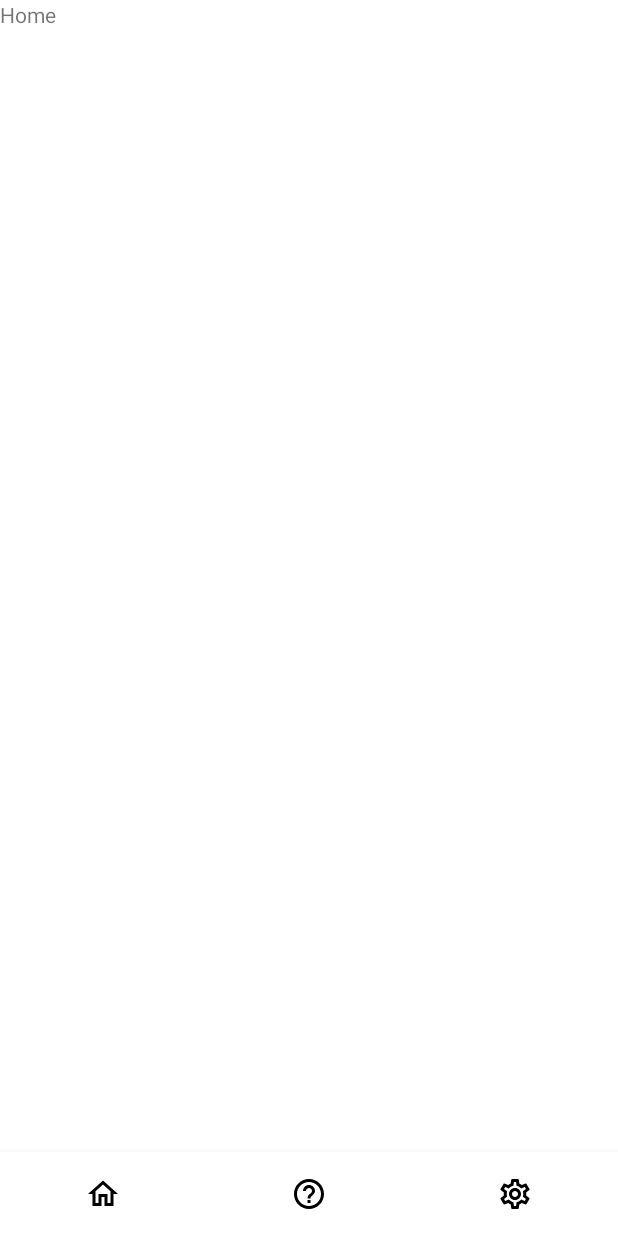
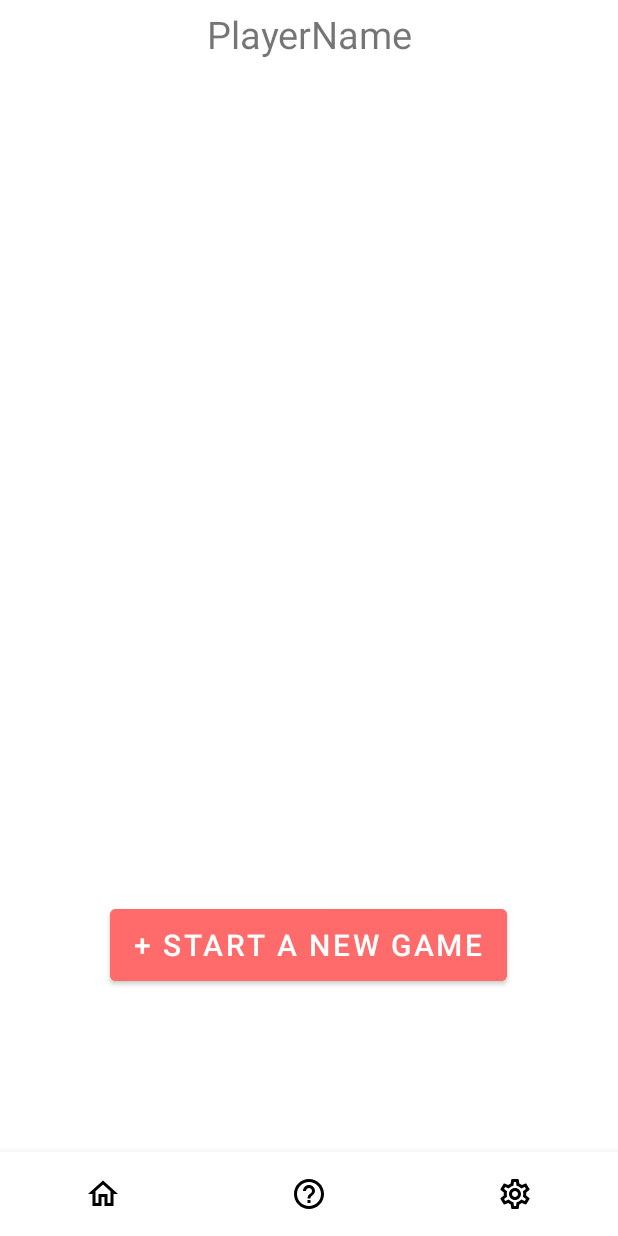
Before and after one commit to nguyendh24/DotsBoxes, an Android app: the screen it shows after launch (MainActivity), on a phone screen of 412 x 824 dp. Before the commit the screen is almost empty. Run offline under Robolectric (Android 15) with nearby library versions, the phone set to English and light mode, and no system bars.

Commit message:
Set up home page and added recycler adapter

```diff
--- a/app/src/main/res/layout/fragment_home.xml
+++ b/app/src/main/res/layout/fragment_home.xml
@@ -10,5 +10,25 @@
         android:id="@+id/tvHomePlaceHolder"
         android:layout_width="match_parent"
         android:layout_height="match_parent"
-        android:text="Home" />
+        android:text="PlayerName"
+        android:textSize="25dp"
+        android:layout_marginTop="5dp"
+        android:gravity="center_horizontal"/>
+
+    <androidx.recyclerview.widget.RecyclerView
+        android:layout_width="339dp"
+        android:layout_height="500dp"
+        android:layout_gravity="center_horizontal"
+        android:layout_marginTop="50dp"/>
+
+    <Button
+        android:id="@+id/button2"
+        android:layout_width="wrap_content"
+        android:layout_height="60dp"
+        android:text="+ Start a New Game"
+        android:textSize="20dp"
+        android:layout_gravity="center_horizontal"
+        android:backgroundTint="@color/redPlayer"
+        android:layout_marginTop="600dp"/>
+
 </FrameLayout>
```
Also changed, not shown: app/src/main/java/com/example/dotsboxes/RecyclerAdapter.java (added, +49 -0 lines), app/src/main/res/layout/list_of_games.xml (added, +56 -0 lines).
